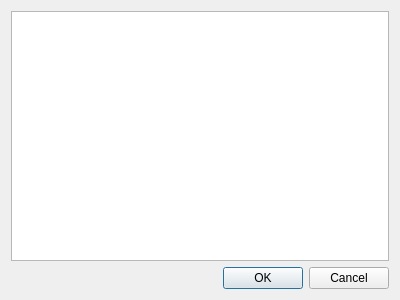
This is dominioSeguro-Importer/dlgvalidateregistration.ui in diegowald/dominioSeguro as Qt 5 draws it before an edit. The edited form follows.
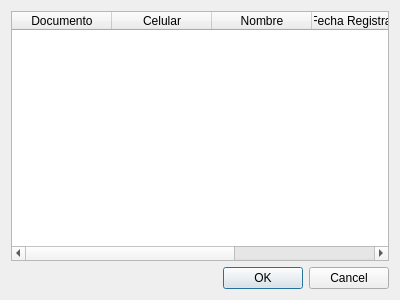
This is the edited form.

Commit message: Manejo de la registracion de usuarios

What changed in the file:
```diff
--- a/dominioSeguro-Importer/dlgvalidateregistration.ui
+++ b/dominioSeguro-Importer/dlgvalidateregistration.ui
@@ -15,7 +15,33 @@
   </property>
   <layout class="QVBoxLayout" name="verticalLayout">
    <item>
-    <widget class="QListWidget" name="listWidget"/>
+    <widget class="QTableWidget" name="tableWidget">
+     <column>
+      <property name="text">
+       <string>Documento</string>
+      </property>
+     </column>
+     <column>
+      <property name="text">
+       <string>Celular</string>
+      </property>
+     </column>
+     <column>
+      <property name="text">
+       <string>Nombre</string>
+      </property>
+     </column>
+     <column>
+      <property name="text">
+       <string>Fecha Registracion</string>
+      </property>
+     </column>
+     <column>
+      <property name="text">
+       <string/>
+      </property>
+     </column>
+    </widget>
    </item>
    <item>
     <widget class="QDialogButtonBox" name="buttonBox">
```
The commit also changes 3 other files.
